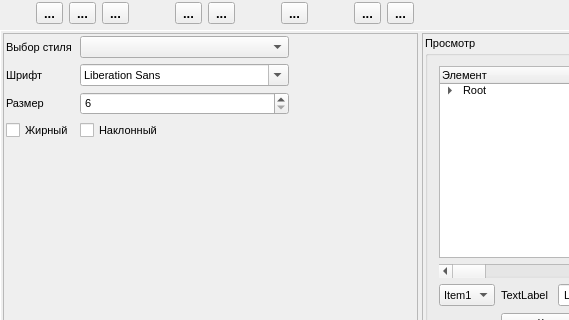
The window that mainwindow.ui (dostapazov/powermon_v4) describes before a commit, drawn with Qt 5; both pictures show x 0 to 569 and y 0 to 320 of the 840 by 614 pixel window.
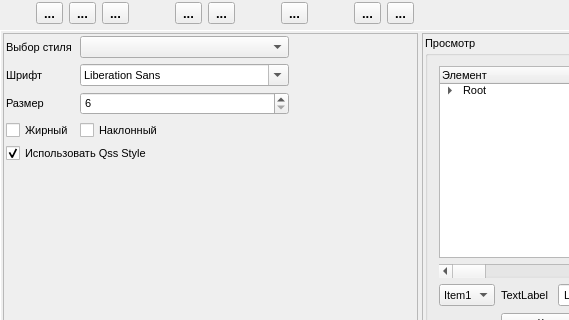
The same window after the commit. The open tabs and pages were chosen to show the change. Icons and pictures are not drawn. Custom widgets are drawn as their Qt base class.

Commit message: speed up look changes apply

What changed in the file:
```diff
--- a/mainwindow.ui
+++ b/mainwindow.ui
@@ -594,6 +594,16 @@
              </item>
             </layout>
            </item>
+           <item>
+            <widget class="QCheckBox" name="cbUseQss">
+             <property name="text">
+              <string>Использовать Qss Style</string>
+             </property>
+             <property name="checked">
+              <bool>true</bool>
+             </property>
+            </widget>
+           </item>
            <item>
             <spacer name="verticalSpacer_2">
              <property name="orientation">
```
Left out of the diff: 2 changed lines with no effect on the pictures. The commit also changes 2 other files.
